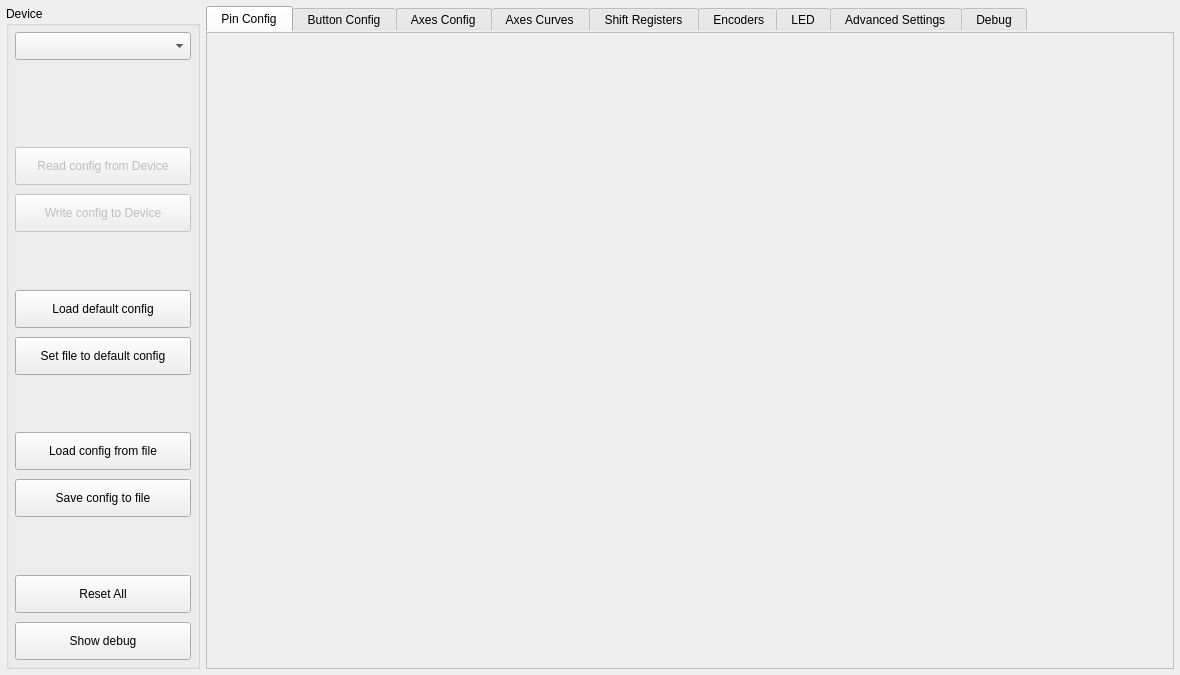
Before: the Qt Designer form mainwindow.ui in FreeJoy-Team/FreeJoyConfiguratorQt, drawn with Qt 5.
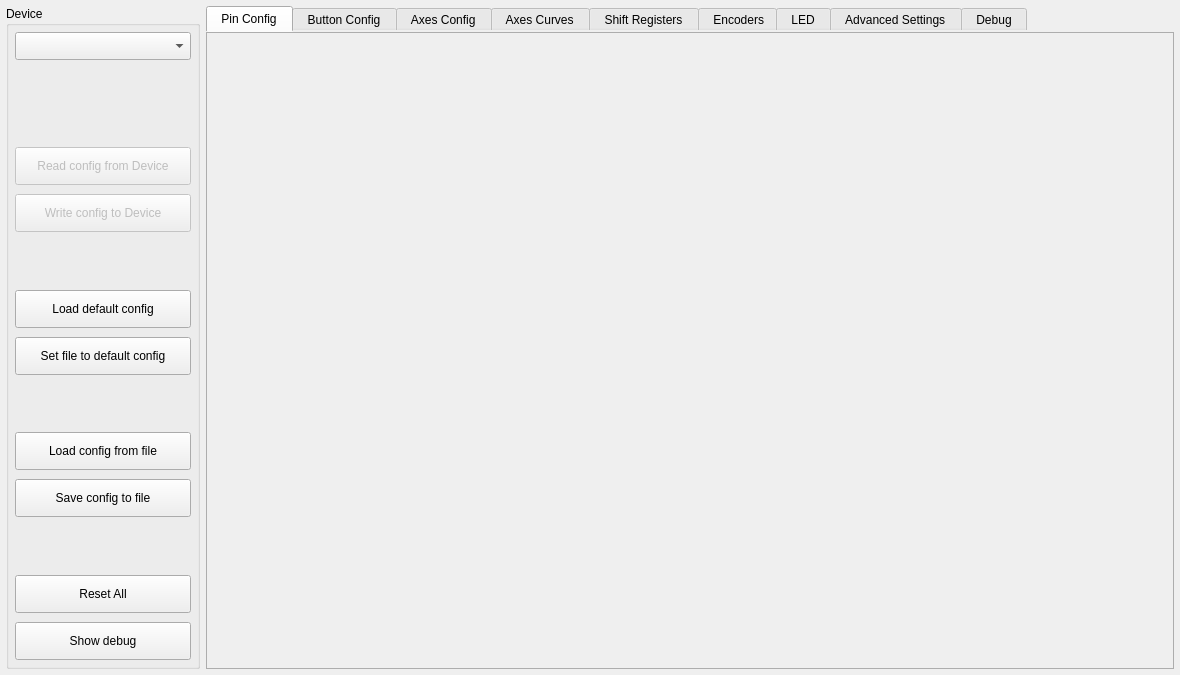
After: the same form once the commit is applied. Custom widgets are drawn as their Qt base class.

The edit to the form file:
```diff
--- a/mainwindow.ui
+++ b/mainwindow.ui
@@ -51,10 +51,7 @@
       <property name="styleSheet">
        <string notr="true">QTabWidget::pane
 {
-border-top: 1px solid rgb(190, 190, 190);
-border-left: 1px solid rgb(190, 190, 190);
-border-right: 1px solid rgb(190, 190, 190);
-border-bottom: 1px solid rgb(190, 190, 190);
+border: 1px solid rgb(173, 173, 173);
 }</string>
       </property>
       <property name="currentIndex">
```
